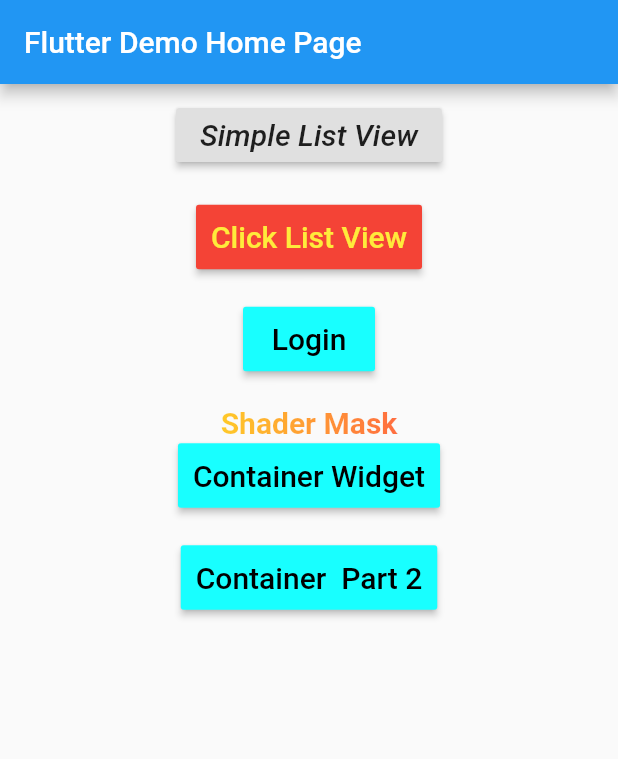
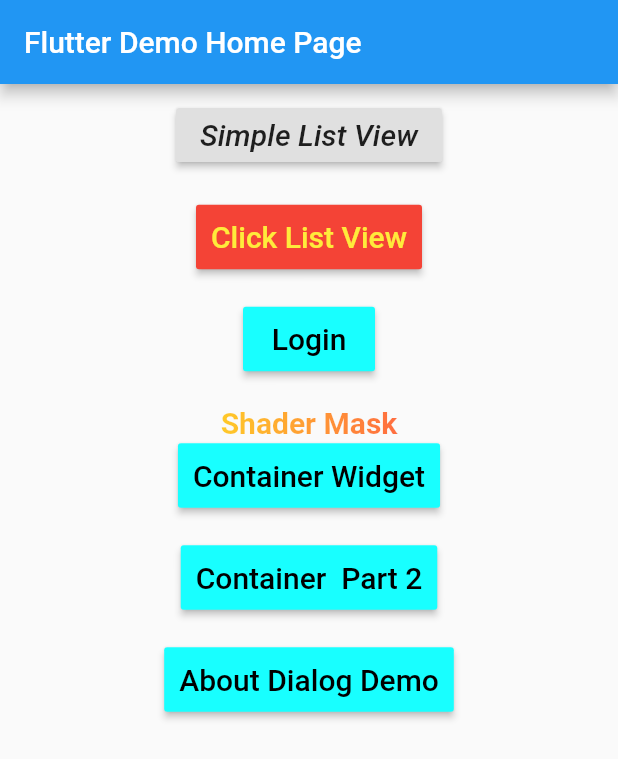
Before and after one commit to mouryaavadhesh/flutterpublicapp, a Flutter app: the screen it shows after launch, on a phone screen of 412 x 824 dp. Shown: the top 759 px of the screen. Run offline on Flutter 3.47's test engine with Material 2 defaults, Android fonts, the phone set to English and light mode, and no system bars; our stand-ins replace google_fonts.

Commit message:
Flutter About Dialog widget https://youtu.be/23KU1xTutOc

```diff
--- a/flutterpublicapp-master/flutterpublicapp-master/lib/main.dart
+++ b/flutterpublicapp-master/flutterpublicapp-master/lib/main.dart
@@ -2,6 +2,7 @@ import 'package:flutter/cupertino.dart';
 import 'package:flutter/material.dart';
 import 'package:flutterpublicapp/container_pages/container_part1.dart';
 import 'package:flutterpublicapp/container_pages/container_part2.dart';
+import 'package:flutterpublicapp/dialog_pages/about_dialog.dart';
 import 'package:flutterpublicapp/listView.dart';
 import 'package:flutterpublicapp/listViewClick.dart';
 import 'package:flutterpublicapp/login.dart';
@@ -181,6 +182,21 @@ class _MyHomePageState extends State<MyHomePage> {
                           textAlign: TextAlign.start),
                     ),
                     Padding(padding: EdgeInsets.all(10),),
+                    RaisedButton(
+                      onPressed: () {
+                        Navigator.push(
+                          context,
+                          MaterialPageRoute(builder: (context) => AboutDialogDemo()),
+                        );
+                      },
+                      padding: EdgeInsets.fromLTRB(10, 10, 10, 10),
+                      color: Colors.cyanAccent,
+                      textColor: Colors.black,
+                      splashColor: Colors.green,
+                      child: Text('About Dialog Demo',
+                          style: TextStyle(fontSize: 20),
+                          textAlign: TextAlign.start),
+                    ),
                   ],
                 ),
               )),
```
Also changed, not shown: flutterpublicapp-master/flutterpublicapp-master/lib/dialog_pages/about_dialog.dart (added, +51 -0 lines), flutterpublicapp-master/flutterpublicapp-master/lib/container_pages/container_part2.dart (line endings or trailing spaces), 1 other file.
